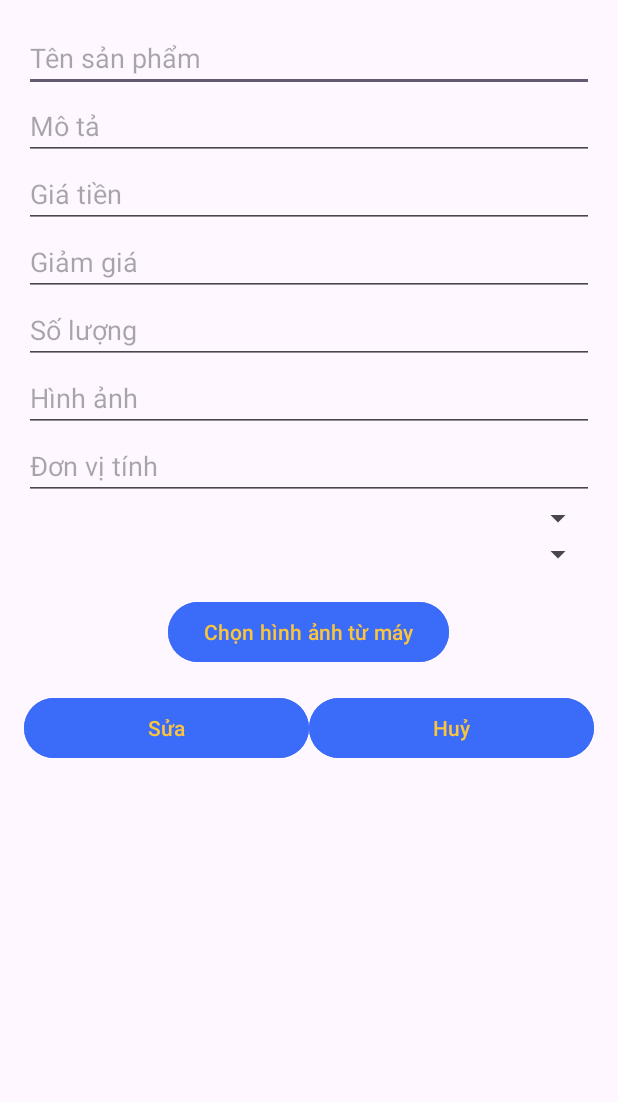
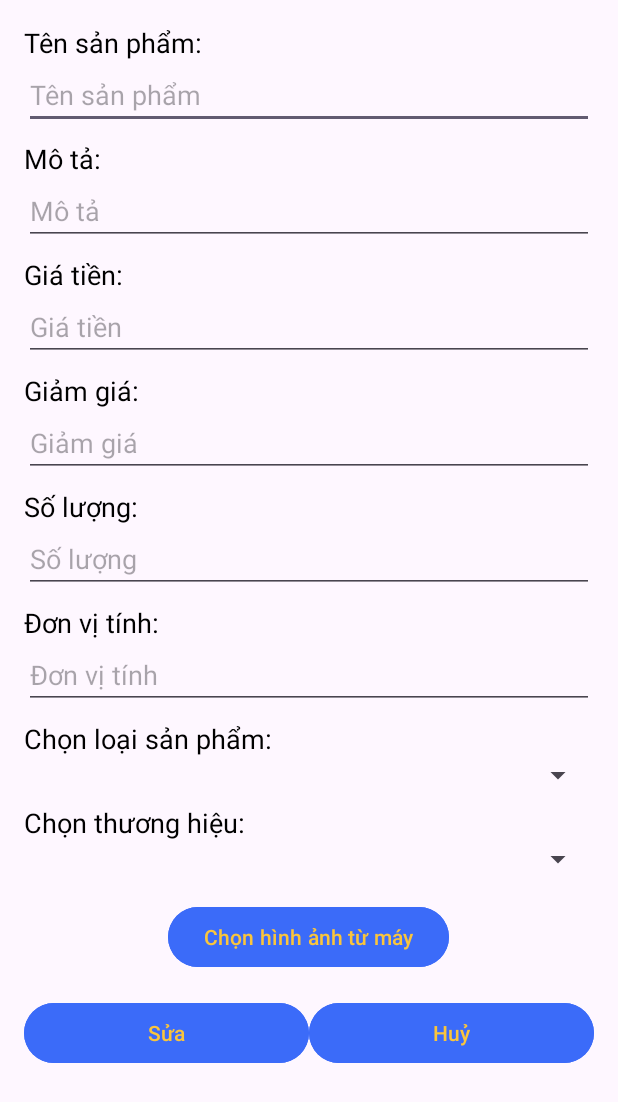
Before and after one commit to NguyenHoangNamCT/Online-Shop-App-for-Android, an Android app: the SuaSanPham_Activity screen opened directly, with no data from a screen before it, on a phone screen of 412 x 824 dp. Shown: the top 1102 px of the screen. Run offline under Robolectric (Android 15) with nearby library versions, the phone set to English and light mode, and no system bars; our stand-ins replace Picasso, Volley; network calls fail.

Commit message:
xoá bớt các giao diện không cần thiết, và thêm các textView ý nghĩa

```diff
--- a/ThaoTacVoiDatabase/myApp/app/src/main/res/layout/activity_sua_san_pham.xml
+++ b/ThaoTacVoiDatabase/myApp/app/src/main/res/layout/activity_sua_san_pham.xml
@@ -4,6 +4,14 @@
     android:layout_height="match_parent"
     android:orientation="vertical"
     android:padding="16dp">
+
+    <!-- TextView cho Tên sản phẩm -->
+    <TextView
+        android:layout_width="wrap_content"
+        android:layout_height="wrap_content"
+        android:text="Tên sản phẩm:"
+        android:textColor="@android:color/black"
+        android:textSize="18sp" />
 
     <!-- EditText cho tên sản phẩm -->
     <EditText
@@ -13,6 +21,15 @@
         android:hint="Tên sản phẩm"
         android:inputType="text" />
 
+    <!-- TextView cho Mô tả -->
+    <TextView
+        android:layout_width="wrap_content"
+        android:layout_height="wrap_content"
+        android:text="Mô tả:"
+        android:textColor="@android:color/black"
+        android:textSize="18sp"
+        android:layout_marginTop="7dp" />
+
     <!-- EditText cho mô tả -->
     <EditText
         android:id="@+id/editTextMoTa_activity_sua_san_pham"
@@ -20,6 +37,15 @@
         android:layout_height="wrap_content"
         android:hint="Mô tả"
         android:inputType="textMultiLine" />
+
+    <!-- TextView cho Giá tiền -->
+    <TextView
+        android:layout_width="wrap_content"
+        android:layout_height="wrap_content"
+        android:text="Giá tiền:"
+        android:textColor="@android:color/black"
+        android:textSize="18sp"
+        android:layout_marginTop="7dp" />
 
     <!-- EditText cho giá tiền -->
     <EditText
@@ -29,6 +55,15 @@
         android:hint="Giá tiền"
         android:inputType="numberDecimal" />
 
+    <!-- TextView cho Giảm giá -->
+    <TextView
+        android:layout_width="wrap_content"
+        android:layout_height="wrap_content"
+        android:text="Giảm giá:"
+        android:textColor="@android:color/black"
+        android:textSize="18sp"
+        android:layout_marginTop="7dp" />
+
     <!-- EditText cho giảm giá -->
     <EditText
         android:id="@+id/editTextGiamGia_activity_sua_san_pham"
@@ -36,6 +71,15 @@
         android:layout_height="wrap_content"
         android:hint="Giảm giá"
         android:inputType="numberDecimal" />
+
+    <!-- TextView cho Số lượng -->
+    <TextView
+        android:layout_width="wrap_content"
+        android:layout_height="wrap_content"
+        android:text="Số lượng:"
+        android:textColor="@android:color/black"
+        android:textSize="18sp"
+        android:layout_marginTop="7dp" />
 
     <!-- EditText cho số lượng -->
     <EditText
@@ -45,13 +89,14 @@
         android:hint="Số lượng"
         android:inputType="number" />
 
-    <!-- EditText cho hình ảnh -->
-    <EditText
-        android:id="@+id/editTextHinhAnh_activity_sua_san_pham"
-        android:layout_width="match_parent"
+    <!-- TextView cho Đơn vị tính -->
+    <TextView
+        android:layout_width="wrap_content"
         android:layout_height="wrap_content"
-        android:hint="Hình ảnh"
-        android:inputType="text" />
+        android:text="Đơn vị tính:"
+        android:textColor="@android:color/black"
+        android:textSize="18sp"
+        android:layout_marginTop="7dp" />
 
     <!-- EditText cho đơn vị tính -->
     <EditText
@@ -61,12 +106,30 @@
         android:hint="Đơn vị tính"
         android:inputType="text" />
 
+    <!-- TextView cho loại sản phẩm -->
+    <TextView
+        android:layout_width="wrap_content"
+        android:layout_height="wrap_content"
+        android:text="Chọn loại sản phẩm:"
+        android:textColor="@android:color/black"
+        android:textSize="18sp"
+        android:layout_marginTop="7dp" />
+
     <!-- Spinner cho loại sản phẩm -->
     <Spinner
         android:id="@+id/spinnerLoaiSanPham_activity_sua_san_pham"
         android:layout_width="match_parent"
         android:layout_height="wrap_content"
         android:prompt="@string/spinner_hint_chon_loai_sp"/>
+
+    <!-- TextView cho thương hiệu -->
+    <TextView
+        android:layout_width="wrap_content"
+        android:layout_height="wrap_content"
+        android:text="Chọn thương hiệu:"
+        android:textColor="@android:color/black"
+        android:textSize="18sp"
+        android:layout_marginTop="7dp" />
 
     <!-- Spinner cho thương hiệu -->
     <Spinner
--- a/ThaoTacVoiDatabase/myApp/app/src/main/res/layout/activity_them_san_pham.xml
+++ b/ThaoTacVoiDatabase/myApp/app/src/main/res/layout/activity_them_san_pham.xml
@@ -45,13 +45,6 @@
         android:hint="Số lượng"
         android:inputType="number" />
 
-    <!-- EditText cho hình ảnh -->
-    <EditText
-        android:id="@+id/editTextHinhAnh_activity_them_san_pham"
-        android:layout_width="match_parent"
-        android:layout_height="wrap_content"
-        android:hint="Hình ảnh"
-        android:inputType="text" />
 
     <!-- EditText cho đơn vị tính -->
     <EditText
@@ -61,12 +54,30 @@
         android:hint="Đơn vị tính"
         android:inputType="text" />
 
+    <!-- TextView cho loại sản phẩm -->
+    <TextView
+        android:layout_width="wrap_content"
+        android:layout_height="wrap_content"
+        android:text="Chọn loại sản phẩm:"
+        android:textColor="@android:color/black"
+        android:textSize="18sp"
+        android:layout_marginTop="7dp" />
+
     <!-- Spinner cho loại sản phẩm -->
     <Spinner
         android:id="@+id/spinnerLoaiSanPham_activity_them_san_pham"
         android:layout_width="match_parent"
         android:layout_height="wrap_content"
         android:prompt="@string/spinner_hint_chon_loai_sp"/>
+
+    <!-- TextView cho thương hiệu -->
+    <TextView
+        android:layout_width="wrap_content"
+        android:layout_height="wrap_content"
+        android:text="Chọn thương hiệu:"
+        android:textColor="@android:color/black"
+        android:textSize="18sp"
+        android:layout_marginTop="7dp" />
 
     <!-- Spinner cho thương hiệu -->
     <Spinner
```
